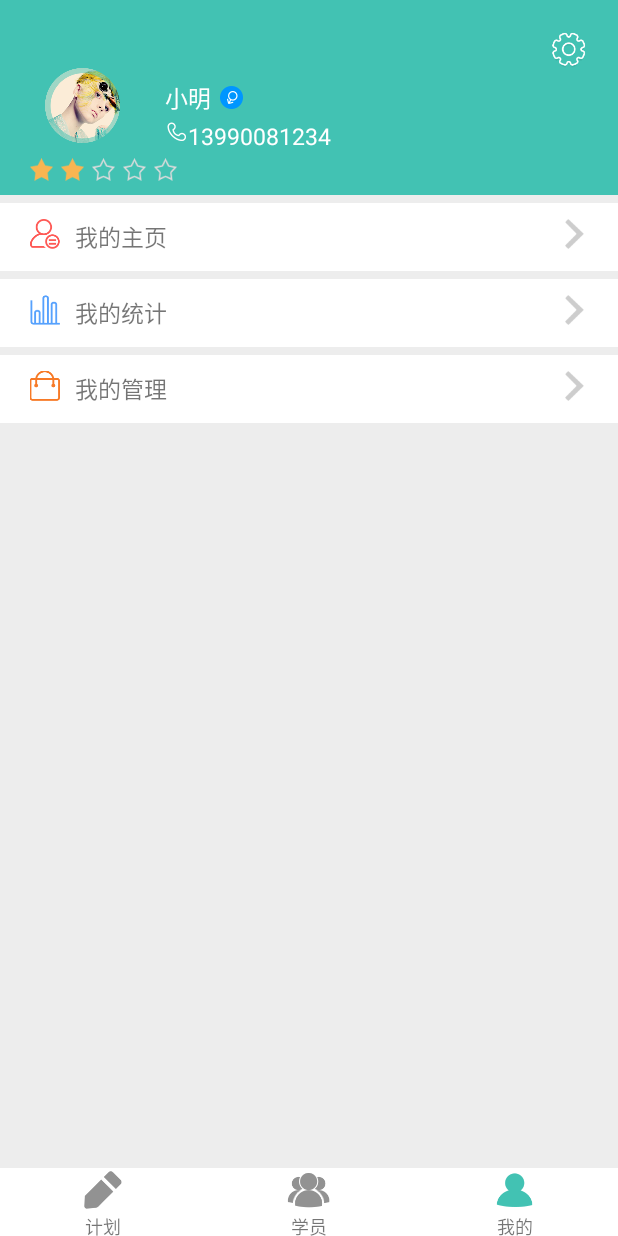
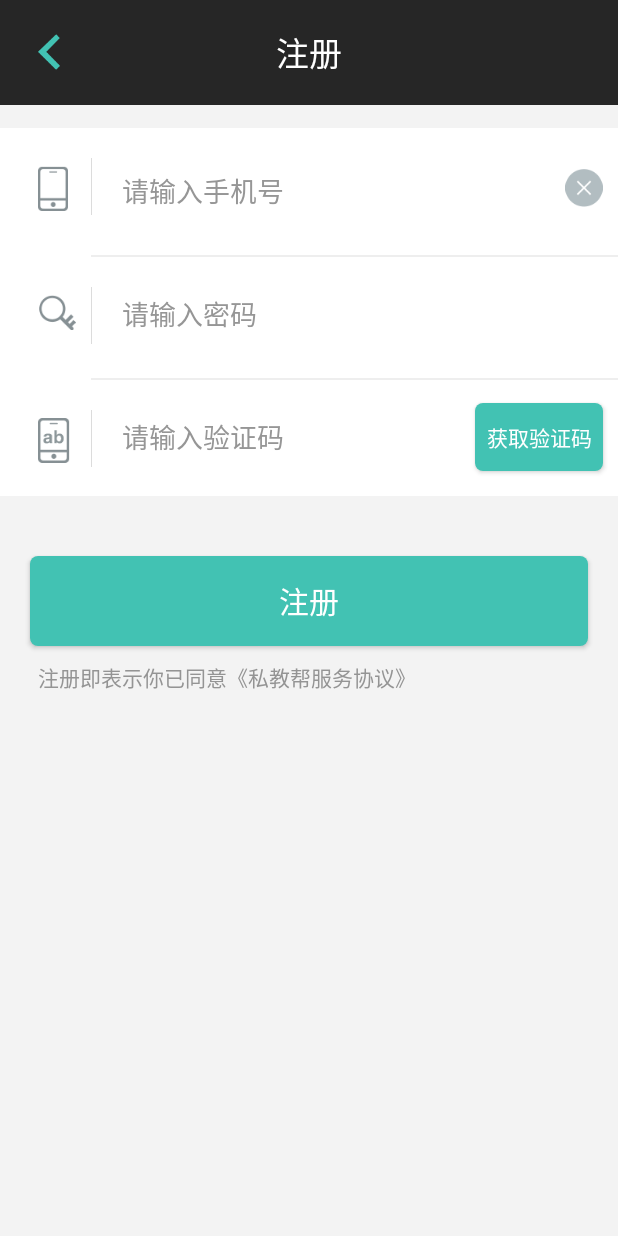
Before and after one commit to ChuanLikeCode/FastSport, an Android app: the screen it shows after launch (MainActivity before the commit, Register after it), on a phone screen of 412 x 824 dp. Run offline under Robolectric (Android 15) with nearby library versions, the phone set to English and light mode, and no system bars.

Commit message:
注册登陆的界面完成了两个2016.9.21 23.21

```diff
--- a/app/src/main/AndroidManifest.xml
+++ b/app/src/main/AndroidManifest.xml
@@ -8,7 +8,7 @@
         android:label="@string/app_name"
         android:supportsRtl="true"
         android:theme="@style/AppTheme">
-        <activity android:name=".MainActivity" android:launchMode="singleTask">
+        <activity android:name=".Register" android:launchMode="singleTask">
             <intent-filter>
                 <action android:name="android.intent.action.MAIN" />
 
--- a/app/src/main/java/com/sibo/fastsport/MainActivity.java
+++ b/app/src/main/java/com/sibo/fastsport/MainActivity.java
@@ -11,7 +11,6 @@ import android.widget.RelativeLayout;
 public class MainActivity extends AppCompatActivity implements View.OnClickListener{
     private ImageView setting;
     private ImageView head;
-    private ImageView myHome;
     private RelativeLayout zhuye;
     @Override
     protected void onCreate(Bundle savedInstanceState) {
--- /dev/null
+++ b/app/src/main/java/com/sibo/fastsport/Register.java
@@ -0,0 +1,39 @@
+package com.sibo.fastsport;
+
+import android.os.Bundle;
+import android.support.annotation.Nullable;
+import android.support.v7.app.AppCompatActivity;
+import android.view.View;
+import android.widget.Button;
+import android.widget.TextView;
+
+/**
+ * Created by Administrator on 2016/9/21 0021.
+ */
+public class Register extends AppCompatActivity{
+    Button register;
+    TextView sendIndentify,receiverSecond,remainSecond,resetIndentify;
+    @Override
+    protected void onCreate(Bundle savedInstanceState) {
+        super.onCreate(savedInstanceState);
+        setContentView(R.layout.activity_register);
+        register = (Button) findViewById(R.id.btn_register);
+        sendIndentify = (TextView) findViewById(R.id.tv_sendIdentify);
+        receiverSecond = (TextView) findViewById(R.id.tv_receiverSecond);
+        remainSecond = (TextView) findViewById(R.id.tv_remainSecond);
+        resetIndentify = (TextView) findViewById(R.id.tv_resetIdentify);
+        sendIndentify.setVisibility(View.GONE);
+        receiverSecond.setVisibility(View.GONE);
+        remainSecond.setVisibility(View.GONE);
+        resetIndentify.setVisibility(View.GONE);
+        register.setOnClickListener(new View.OnClickListener() {
+            @Override
+            public void onClick(View v) {
+                sendIndentify.setVisibility(View.VISIBLE);
+                receiverSecond.setVisibility(View.VISIBLE);
+                remainSecond.setVisibility(View.VISIBLE);
+                resetIndentify.setVisibility(View.VISIBLE);
+            }
+        });
+    }
+}
--- /dev/null
+++ b/app/src/main/res/drawable-ldpi/login_btn_background.xml
@@ -0,0 +1,5 @@
+<?xml version="1.0" encoding="utf-8"?>
+<shape xmlns:android="http://schemas.android.com/apk/res/android">
+    <solid android:color="#42c2b3"/>
+    <corners android:radius="5dp"/>
+</shape>
--- /dev/null
+++ b/app/src/main/res/layout/activity_register.xml
@@ -0,0 +1,244 @@
+<?xml version="1.0" encoding="utf-8"?>
+<RelativeLayout xmlns:android="http://schemas.android.com/apk/res/android"
+    android:layout_width="match_parent"
+    android:layout_height="match_parent"
+    android:background="#f3f3f3">
+
+    <RelativeLayout
+        android:id="@+id/activity_register_rlTitle"
+        android:layout_width="match_parent"
+        android:layout_height="70dp"
+        android:background="#262626">
+
+        <TextView
+            android:layout_width="wrap_content"
+            android:layout_height="wrap_content"
+            android:text="注册"
+            android:textColor="#fff"
+            android:textSize="22sp"
+            android:layout_centerInParent="true"/>
+
+        <ImageView
+            android:layout_width="25dp"
+            android:layout_height="25dp"
+            android:src="@mipmap/fanhui_title"
+            android:layout_marginLeft="20dp"
+            android:layout_centerVertical="true" />
+    </RelativeLayout>
+
+    <RelativeLayout
+        android:id="@+id/activity_register_rlAccountAndPassword"
+        android:layout_width="match_parent"
+        android:layout_height="245dp"
+        android:layout_marginTop="15dp"
+        android:background="#fff"
+        android:layout_below="@id/activity_register_rlTitle">
+
+        <ImageView
+            android:id="@+id/iv_account"
+            android:layout_width="20dp"
+            android:layout_height="30dp"
+            android:src="@mipmap/icon_mobilephone"
+            android:layout_marginLeft="25dp"
+            android:layout_marginTop="25dp"/>
+
+        <View
+            android:id="@+id/view1_vertical"
+            android:layout_width="0.5dp"
+            android:layout_height="38dp"
+            android:background="#dcdcdc"
+            android:layout_toRightOf="@id/iv_account"
+            android:layout_marginTop="20dp"
+            android:layout_marginStart="15dp"/>
+
+        <EditText
+            android:layout_width="250dp"
+            android:layout_height="35dp"
+            android:id="@+id/et_account"
+            android:hint="请输入手机号"
+            android:singleLine="true"
+            android:textColorHint="#969696"
+            android:background="@null"
+            android:textSize="18sp"
+            android:layout_marginStart="20dp"
+            android:layout_marginTop="24dp"
+            android:layout_toEndOf="@+id/view1_vertical" />
+
+        <ImageView
+            android:id="@+id/cancel_number"
+            android:layout_width="25dp"
+            android:layout_height="25dp"
+
+            android:src="@mipmap/icon_close"
+            android:layout_alignTop="@id/et_account"
+            android:layout_alignParentEnd="true"
+            android:layout_marginRight="10dp"
+            android:layout_marginTop="3dp"/>
+        <View
+            android:id="@+id/view1_horizontal"
+            android:layout_width="match_parent"
+            android:layout_height="1dp"
+            android:background="#eeeeee"
+            android:layout_alignStart="@id/view1_vertical"
+            android:layout_marginTop="25dp"
+            android:layout_below="@id/et_account"/>
+
+        <ImageView
+            android:id="@+id/iv_password"
+            android:layout_width="25dp"
+            android:layout_height="23dp"
+            android:src="@mipmap/icon_password"
+            android:layout_below="@id/view1_horizontal"
+            android:layout_alignStart="@id/iv_account"
+            android:layout_marginTop="25dp"/>
+
+        <View
+            android:id="@+id/view2_vertical"
+            android:layout_width="0.5dp"
+            android:layout_height="38dp"
+            android:background="#dcdcdc"
+            android:layout_toRightOf="@id/iv_password"
+            android:layout_marginTop="20dp"
+            android:layout_below="@id/view1_horizontal"
+            android:layout_alignStart="@id/view1_horizontal"/>
+
+        <EditText
+            android:id="@+id/et_password"
+            android:layout_width="match_parent"
+            android:layout_height="35dp"
+            android:layout_toEndOf="@id/view2_vertical"
+            android:layout_below="@id/view1_horizontal"
+            android:hint="请输入密码"
+            android:singleLine="true"
+            android:inputType="textPassword"
+            android:textColorHint="#969696"
+            android:background="@null"
+            android:textSize="18sp"
+            android:layout_marginTop="20dp"
+            android:layout_alignStart="@id/et_account"/>
+
+        <View
+            android:id="@+id/view2_horizontal"
+            android:layout_width="match_parent"
+            android:layout_height="1dp"
+            android:background="#eeeeee"
+            android:layout_alignStart="@id/view2_vertical"
+            android:layout_marginTop="25dp"
+            android:layout_below="@id/et_password"/>
+
+        <ImageView
+            android:id="@+id/iv_identify"
+            android:layout_width="21dp"
+            android:layout_height="30dp"
+            android:src="@mipmap/icon_code"
+            android:layout_below="@id/view2_horizontal"
+            android:layout_alignStart="@id/iv_password"
+            android:layout_marginTop="25dp"/>
+
+        <View
+            android:id="@+id/view3_vertical"
+            android:layout_width="0.5dp"
+            android:layout_height="38dp"
+            android:background="#dcdcdc"
+            android:layout_toRightOf="@id/iv_identify"
+            android:layout_marginTop="20dp"
+            android:layout_below="@id/view2_horizontal"
+            android:layout_alignStart="@id/view2_horizontal"/>
+
+
+        <EditText
+            android:id="@+id/et_identify"
+            android:layout_width="150dp"
+            android:layout_height="35dp"
+            android:layout_toEndOf="@id/view2_vertical"
+            android:layout_below="@id/view2_horizontal"
+            android:hint="请输入验证码"
+            android:singleLine="true"
+            android:textColorHint="#969696"
+            android:background="@null"
+            android:textSize="18sp"
+            android:layout_marginTop="20dp"
+            android:layout_alignStart="@id/et_account"/>
+
+        <Button
+            android:layout_width="85dp"
+            android:layout_height="45dp"
+            android:background="@drawable/login_btn_background"
+            android:text="获取验证码"
+            android:textColor="#fff"
+            android:layout_below="@id/view2_horizontal"
+            android:layout_marginTop="15dp"
+            android:layout_alignParentEnd="true"
+            android:layout_marginRight="10dp"/>
+
+    </RelativeLayout>
+
+    <TextView
+        android:id="@+id/tv_sendIdentify"
+        android:layout_width="wrap_content"
+        android:layout_height="wrap_content"
+        android:text="验证码已发送到13023996062"
+        android:textSize="14sp"
+        android:textColor="#949494"
+        android:layout_marginTop="15dp"
+        android:layout_marginLeft="25dp"
+        android:layout_below="@id/activity_register_rlAccountAndPassword"/>
+
+    <TextView
+        android:id="@+id/tv_receiverSecond"
+        android:layout_width="wrap_content"
+        android:layout_height="wrap_content"
+        android:text="接受短信大概需要"
+        android:layout_below="@id/tv_sendIdentify"
+        android:layout_marginLeft="25dp"
+        android:textSize="14sp"
+        android:textColor="#949494"
+        android:layout_marginTop="10dp"/>
+
+    <TextView
+        android:id="@+id/tv_remainSecond"
+        android:layout_width="wrap_content"
+        android:layout_height="wrap_content"
+        android:text="59S"
+        android:textSize="14sp"
+        android:layout_below="@id/tv_sendIdentify"
+        android:layout_marginTop="10dp"
+        android:textColor="#f00"
+        android:layout_toEndOf="@id/tv_receiverSecond"/>
+
+    <TextView
+        android:id="@+id/tv_resetIdentify"
+        android:layout_width="wrap_content"
+        android:layout_height="wrap_content"
+        android:textSize="14sp"
+        android:text="没有收到验证码?"
+        android:textColor="#f00"
+        android:layout_below="@id/tv_sendIdentify"
+        android:layout_marginTop="10dp"
+        android:layout_alignParentEnd="true"
+        android:layout_marginRight="20dp"/>
+
+    <Button
+        android:id="@+id/btn_register"
+        android:layout_width="match_parent"
+        android:layout_height="60dp"
+        android:layout_below="@id/tv_receiverSecond"
+        android:layout_marginTop="40dp"
+        android:layout_marginRight="20dp"
+        android:layout_marginLeft="20dp"
+        android:text="注册"
+        android:background="@drawable/login_btn_background"
+        android:textSize="20sp"
+        android:textColor="#fff"/>
+
+    <TextView
+        android:layout_width="wrap_content"
+        android:layout_height="wrap_content"
+        android:text="注册即表示你已同意《私教帮服务协议》"
+        android:layout_below="@+id/btn_register"
+        android:layout_alignStart="@id/btn_register"
+        android:layout_marginTop="10dp"
+        android:textSize="14sp"
+        android:layout_marginLeft="5dp"
+        android:textColor="#949494"/>
+</RelativeLayout>
```
Also changed, not shown: app/src/main/java/com/sibo/fastsport/Login.java (added, +16 -0 lines), app/src/main/res/layout/activity_login.xml (added, +251 -0 lines), app/src/main/res/mipmap-hdpi/close.png (added), app/src/main/res/mipmap-hdpi/icon_close.png (added), app/src/main/res/mipmap-hdpi/icon_code.png (added), app/src/main/res/mipmap-hdpi/icon_mobilephone.png (added), app/src/main/res/mipmap-hdpi/icon_password.png (added), app/src/main/res/mipmap-hdpi/icon_qq.png (added), app/src/main/res/mipmap-hdpi/icon_wechat.png (added), app/src/main/res/mipmap-hdpi/icon_weibo.png (added).
